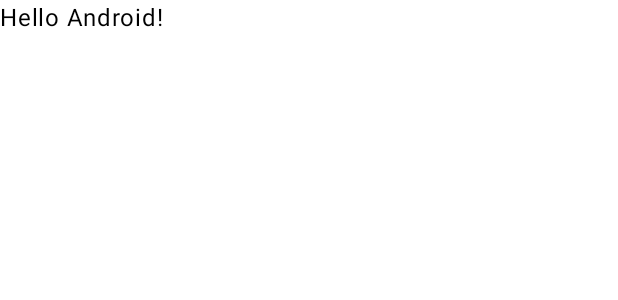
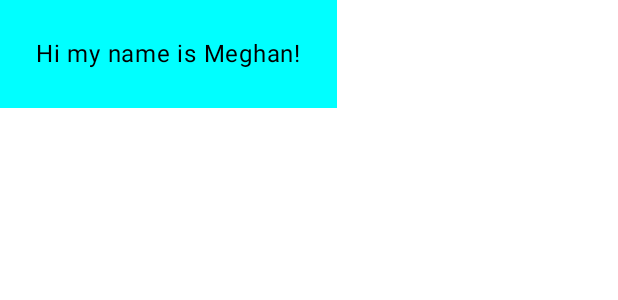
Before and after one commit to CAPStone-CAPS/android-practice-yunseok, an Android app built with Jetpack Compose: the @Preview function GreetingPreview, on a phone screen of 412 x 824 dp. Shown: the top 300 px of the screen. Run offline under Robolectric (Android 15) with nearby library versions, the phone set to English and light mode, and no system bars.

Commit message:
첫번쨰 앱 빌드 + Text, Box 속성 학습

```diff
--- a/first-android-app/app/src/main/java/com/example/myapplication/MainActivity.kt
+++ b/first-android-app/app/src/main/java/com/example/myapplication/MainActivity.kt
@@ -7,10 +7,13 @@ import androidx.activity.enableEdgeToEdge
 import androidx.compose.foundation.layout.fillMaxSize
 import androidx.compose.foundation.layout.padding
 import androidx.compose.material3.Scaffold
+import androidx.compose.material3.Surface
 import androidx.compose.material3.Text
 import androidx.compose.runtime.Composable
 import androidx.compose.ui.Modifier
+import androidx.compose.ui.graphics.Color
 import androidx.compose.ui.tooling.preview.Preview
+import androidx.compose.ui.unit.dp
 import com.example.myapplication.ui.theme.MyApplicationTheme
 
 class MainActivity : ComponentActivity() {
@@ -32,16 +35,18 @@ class MainActivity : ComponentActivity() {
 
 @Composable
 fun Greeting(name: String, modifier: Modifier = Modifier) {
-    Text(
-        text = "Hello $name!",
-        modifier = modifier
-    )
+    Surface(color = Color.Cyan) {
+        Text(
+            text = "Hi my name is $name!",
+            modifier = modifier.padding(24.dp)
+        )
+    }
 }
 
 @Preview(showBackground = true)
 @Composable
 fun GreetingPreview() {
     MyApplicationTheme {
-        Greeting("Android")
+        Greeting("Meghan")
     }
 }
```
Also changed, not shown: 1 other file.
